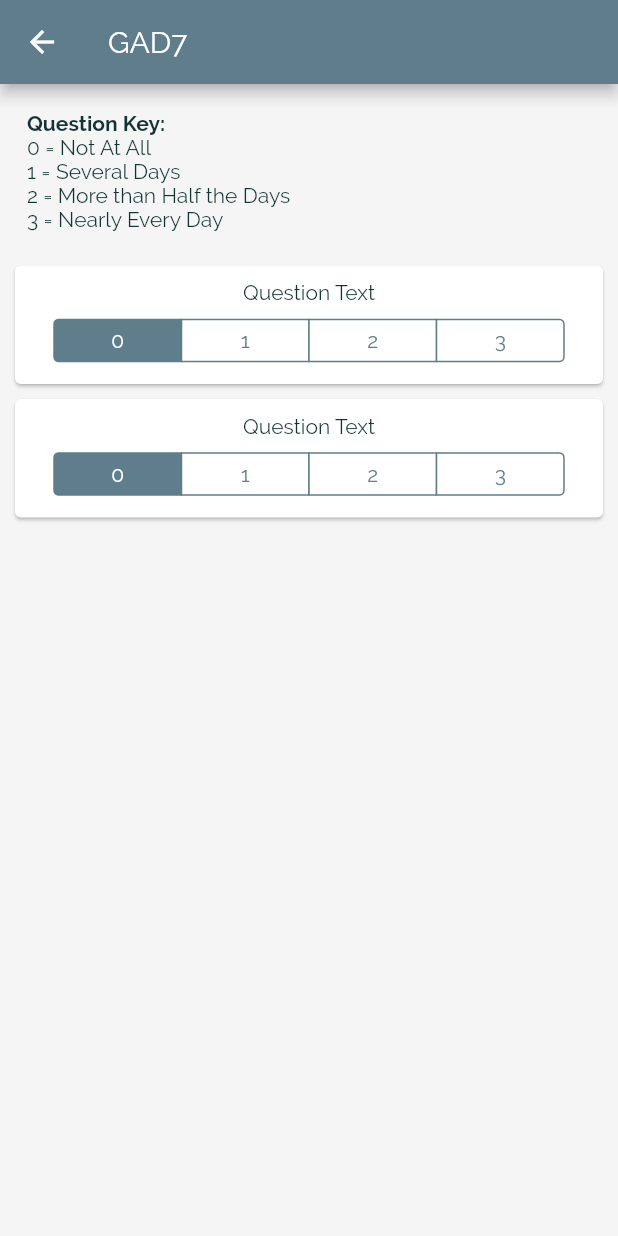
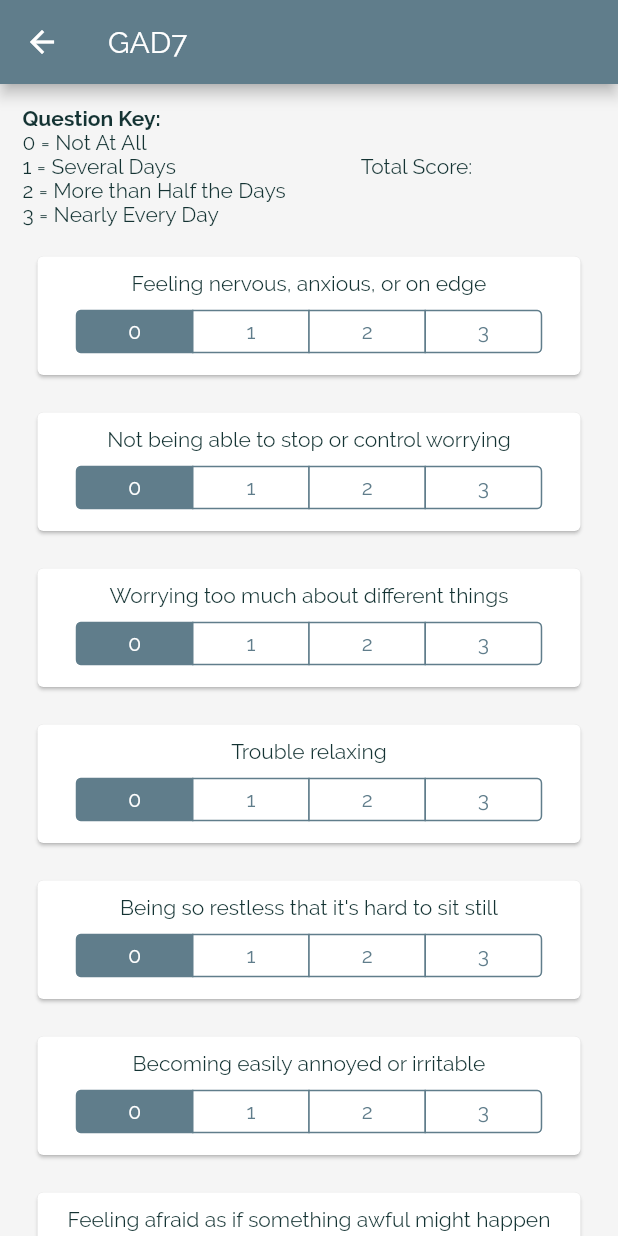
Before and after one commit to skoller/PsychStation, a Flutter app: the Gad7Screen screen opened by its route, on a phone screen of 412 x 824 dp. Run offline on Flutter 3.47's test engine with Material 2 defaults, Android fonts, the phone set to English and light mode, and no system bars.

Commit message:
gad7 questions change map, no total score function, not using gad7 model

```diff
--- /dev/null
+++ b/lib/Tools/Scales/Gad7/Gad7_question_list.dart
@@ -0,0 +1,28 @@
+import 'package:flutter/material.dart';
+import './Gad7_question_quant.dart';
+import 'package:flutter_complete_guide/models/Gad7.dart';
+
+
+class Gad7QuestionList extends StatelessWidget {
+List<Map<String, Object>> gad7;
+
+Gad7QuestionList(this.gad7);
+
+  @override
+  Widget build(BuildContext context) {
+    return Expanded(
+      flex: 1,
+      child: ListView(
+          children: <Widget>[
+            Gad7QuestionQuant(0, gad7),
+            Gad7QuestionQuant(1, gad7),
+            Gad7QuestionQuant(2, gad7),
+            Gad7QuestionQuant(3, gad7),
+            Gad7QuestionQuant(4, gad7),
+            Gad7QuestionQuant(5, gad7),
+            Gad7QuestionQuant(6, gad7),
+          ],
+      ),
+    );
+  }
+}
--- a/lib/Tools/Scales/Gad7/Gad7_question_quant.dart
+++ b/lib/Tools/Scales/Gad7/Gad7_question_quant.dart
@@ -1,130 +1,62 @@
 import 'package:flutter/material.dart';
+import 'package:flutter/cupertino.dart';
+import 'package:flutter_complete_guide/models/Gad7.dart';
 
-class Gad7QuestionQuant extends StatelessWidget {
+class Gad7QuestionQuant extends StatefulWidget {
+  int questionIndex;
+  List<Map<String, Object>> qANDa;
 
 
+  Gad7QuestionQuant(this.questionIndex, this.qANDa);
+
+  @override
+  _Gad7QuestionQuantState createState() => _Gad7QuestionQuantState();
+}
+
+class _Gad7QuestionQuantState extends State<Gad7QuestionQuant> {
+
+
+  final Map<int, Widget> answerOptions = const <int, Widget>{
+    0: Text('0'),
+    1: Text('1'),
+    2: Text('2'),
+    3: Text('3'),
+  };
 
   Widget build(BuildContext context) {
     return Container(
       width: double.infinity,
-      padding: EdgeInsets.only(left: 15, right: 15, top: 15),
-      child: Card(child: Text('test')),
+      padding: EdgeInsets.only(left: 15, right: 15, bottom: 15),
+      child: Card(
+              margin: EdgeInsets.symmetric(vertical: 5, horizontal: 10 ),
+              borderOnForeground: true,
+              child: Column(
+                children: <Widget>[
+                  Container(
+                    padding: EdgeInsets.symmetric(vertical: 10),
+                    child: Text(widget.qANDa[widget.questionIndex]['q'],),
+                  ),
+                  Container(
+                    width: double.infinity,
+                    padding: EdgeInsets.only(top: 0, bottom: 15, left: 10, right: 10),
+                    child: CupertinoSegmentedControl<int>(
+                      children: answerOptions,
+                      onValueChanged: (int value) => {
+                        setState(
+                          () {
+                            widget.qANDa[widget.questionIndex]['a'] = value;
+                            print(widget.qANDa);
+                          },
+                        ),
+                      },
+                      groupValue: widget.qANDa[widget.questionIndex]['a'],
+                      unselectedColor: Colors.white,
+                      selectedColor: Colors.blueGrey,
+                    ),
+                  ),
+                ],
+              ),
+            ),
     );
   }
 }
-
-// struct Gad7: View {
-
-//     @EnvironmentObject var scores: Scale_scores
-//     @EnvironmentObject var settings: UserSettings
-//     @State private var result: Result<MFMailComposeResult, Error>? = nil
-//     @State private var isShowingMailView = false
-//     @State private var alertNoMail = false
-//     @State private var def: Bool = false
-
-//     var body: some View {
-//             VStack {
-//                 HStack(alignment: .center) {
-//                     VStack {
-//                     Text("Total Score: \(self.scores.gad7_array.reduce(0, +))").font(.title).bold().padding(5)
-//                     .alignmentGuide(.leading) { d in d[.leading] }
-//                     Text(" \(gad7_screen_result(ans: self.scores.gad7_array.reduce(0, +)))")
-//                                                .font(.body).bold()
-//                                                .foregroundColor(Color.green)
-//                     }
-
-//                     Spacer()
-
-//                                            Button(action: { self.isShowingMailView.toggle()}) {
-//                                             Image(systemName: "paperplane").imageScale(.large)
-//                                             Text("Email Result ")
-//                                            }.padding(5).addBorder(Color.gray, width: 1, cornerRadius: 15).padding(3)
-//                                            .onTapGesture {MFMailComposeViewController.canSendMail() ? self.isShowingMailView.toggle() : self.alertNoMail.toggle()}
-//                                            .sheet(isPresented: $isShowingMailView) {Gad7MailView(result: self.$result).environmentObject(self.scores)}
-//                                            .alert(isPresented: self.$alertNoMail) {Alert(title: Text("NO MAIL APPLICATION CURRENTLY SETUP"))}
-
-//                     }
-
-//                 VStack {
-
-//                     Divider()
-//                     HStack {
-//                          Text("Question Key: ").font(.body)
-//                     VStack(alignment: .leading) {
-
-//                         Text("0 = Not At All").font(.body)
-//                         Text("1 = Several Days").font(.body)
-//                         Text("2 = More than Half the Days").font(.body)
-//                         Text("3 = Nearly Every Day").font(.body)
-//                     }
-//                     }
-
-//                     Divider()
-
-//                 }.modifier(DismissingKeyboard())
-
-//                ScrollView {
-//                     Gad7_row()
-//                     Gad7_row_finalQual()
-//                 }
-
-//             }.navigationBarTitle("GAD-7", displayMode: .inline)
-//         .navigationBarItems(trailing:
-//         Button("Clear") {
-//             let a = self.scores.gad7_array
-//             let z = a.map { reset_to_zero(in: $0)}
-//             self.scores.gad7_array = z
-//         })
-//     }
-// }
-
-// func gad7_screen_result(ans: Int) -> String {
-//     switch ans {
-//         case 0:
-//             return ""
-//         case 1:
-//             return ""
-//         case 2:
-//             return ""
-//         case 3:
-//             return ""
-//         case 4:
-//             return ""
-//         case 5:
-//             return "Mild Anxiety"
-//         case 6:
-//             return "Mild Anxiety"
-//         case 7:
-//             return "Mild Anxiety"
-//         case 8:
-//             return "Mild Anxiety"
-//         case 9:
-//             return "Mild Anxiety"
-//         case 10:
-//             return "Moderate Anxiety"
-//         case 11:
-//             return "Moderate Anxiety"
-//         case 12:
-//             return "Moderate Anxiety"
-//         case 13:
-//             return "Moderate Anxiety"
-//         case 14:
-//             return "Moderate Anxiety"
-//         case 15:
-//             return "Severe Anxiety"
-//         case 16:
-//             return "Severe Anxiety"
-//         case 17:
-//             return "Severe Anxiety"
-//         case 18:
-//             return "Severe Anxiety"
-//         case 19:
-//             return "Severe Anxiety"
-//         case 20:
-//             return "Severe Anxiety"
-//         case 21:
-//             return "Severe Anxiety"
-//         default:
-//             return "Error"
-//     }
-// }
--- a/lib/Tools/Scales/Gad7/Gad7_screen.dart
+++ b/lib/Tools/Scales/Gad7/Gad7_screen.dart
@@ -1,8 +1,8 @@
-import 'dart:ffi';
-
 import 'package:flutter/material.dart';
 import 'package:flutter/cupertino.dart';
 // import './Gad7_question_quant.dart';
+import './Gad7_question_list.dart';
+import 'package:flutter_complete_guide/models/Gad7.dart';
 
 class Gad7Screen extends StatefulWidget {
   @override
@@ -10,14 +10,32 @@ class Gad7Screen extends StatefulWidget {
 }
 
 class _Gad7ScreenState extends State<Gad7Screen> {
-  final Map<int, Widget> answerOptions = const <int, Widget>{
-    0: Text('0'),
-    1: Text('1'),
-    2: Text('2'),
-    3: Text('3'),
-  };
+  var gad7 = [ {"q": "Feeling nervous, anxious, or on edge", "a": 0},
+    {"q": "Not being able to stop or control worrying", "a": 0},
+    {"q": "Worrying too much about different things", "a": 0},
+    {"q": "Trouble relaxing", "a": 0},
+    {"q": "Being so restless that it's hard to sit still", "a": 0},
+    {"q": "Becoming easily annoyed or irritable", "a": 0},
+    {"q": "Feeling afraid as if something awful might happen", "a": 0}
+  ];
 
-  int qScore = 0;
+  // int _totalScoreGad7() {
+  //   setState(
+  //     () {
+  //       gad7model.totalScore = gad7model.questionScores.fold(0, (previousValue, currentValue) => previousValue + currentValue);
+  //     },
+  //   );
+  // }
+
+  // final GAD7qANDa = [
+  //   {"q": "Feeling nervous, anxious, or on edge", "a": 0},
+  //   {"q": "Not being able to stop or control worrying", "a": 0},
+  //   {"q": "Worrying too much about different things", "a": 0},
+  //   {"q": "Trouble relaxing", "a": 0},
+  //   {"q": "Being so restless that it's hard to sit still", "a": 0},
+  //   {"q": "Becoming easily annoyed or irritable", "a": 0},
+  //   {"q": "Feeling afraid as if something awful might happen", "a": 0}
+  // ];
 
   @override
   Widget build(BuildContext context) {
@@ -27,11 +45,15 @@ class _Gad7ScreenState extends State<Gad7Screen> {
       ),
       body: Container(
         child: Column(
+          mainAxisSize: MainAxisSize.min,
           children: <Widget>[
             Container(
               width: double.infinity,
-              padding: EdgeInsets.all(18),
-              child: Column(
+              padding:
+                  EdgeInsets.only(left: 15, right: 15, top: 15, bottom: 15),
+              child: Row(
+                children: <Widget>[
+                  Column(
                     crossAxisAlignment: CrossAxisAlignment.start,
                     children: [
                       Text("Question Key: ",
@@ -42,67 +64,14 @@ class _Gad7ScreenState extends State<Gad7Screen> {
                       Text("3 = Nearly Every Day"),
                     ],
                   ),
-            ),
-            Card(
-              margin: EdgeInsets.symmetric(vertical: 5, horizontal: 10 ),
-              borderOnForeground: true,
-              child: Column(
-                children: <Widget>[
                   Container(
-                    padding: EdgeInsets.symmetric(vertical: 10),
-                    child: Text('Question Text'),
-                  ),
-                  Container(
-                    width: double.infinity,
-                    padding: EdgeInsets.only(top: 0, bottom: 15, left: 10, right: 10),
-                    child: CupertinoSegmentedControl<int>(
-                      children: answerOptions,
-                      onValueChanged: (int value) => {
-                        setState(
-                          () {
-                            qScore = value;
-                            print(qScore);
-                          },
-                        ),
-                      },
-                      groupValue: qScore,
-                      unselectedColor: Colors.white,
-                      selectedColor: Colors.blueGrey,
-                    ),
+                    padding: EdgeInsets.only(left: 50),
+                    child: Text('Total Score: '),
                   ),
                 ],
               ),
             ),
-            Card(
-              margin: EdgeInsets.symmetric(vertical: 5, horizontal: 10 ),
-              borderOnForeground: true,
-              child: Column(
-                children: <Widget>[
-                  Container(
-                    padding: EdgeInsets.symmetric(vertical: 10),
-                    child: Text('Question Text'),
-                  ),
-                  Container(
-                    width: double.infinity,
-                    padding: EdgeInsets.only(top: 0, bottom: 15, left: 10, right: 10),
-                    child: CupertinoSegmentedControl<int>(
-                      children: answerOptions,
-                      onValueChanged: (int value) => {
-                        setState(
-                          () {
-                            qScore = value;
-                            print(qScore);
-                          },
-                        ),
-                      },
-                      groupValue: qScore,
-                      unselectedColor: Colors.white,
-                      selectedColor: Colors.blueGrey,
-                    ),
-                  ),
-                ],
-              ),
-            )
+            Gad7QuestionList(gad7),
           ],
         ),
       ),
@@ -111,5 +80,3 @@ class _Gad7ScreenState extends State<Gad7Screen> {
 }
 
 // (answer_options as List).map((opt) => Text((answer_options[opt]).toString())).toList()
-
-/// Gad7 and Gad7Q models in models folder
--- a/lib/Tools/Scales/Scales_list_screen.dart
+++ b/lib/Tools/Scales/Scales_list_screen.dart
@@ -17,7 +17,7 @@ class ScalesListScreen extends StatelessWidget {
   Widget build(BuildContext context) {
     return Scaffold(
       appBar: AppBar(
-        title: Text("Calculators"),
+        title: Text("Scales"),
       ),
       body: Container(
         child: Column(children: [
--- a/lib/main.dart
+++ b/lib/main.dart
@@ -19,6 +19,7 @@ import 'package:flutter/material.dart';
 void main() => runApp(MyApp());
 
 class MyApp extends StatelessWidget {
+
   @override
   Widget build(BuildContext context) {
     return MaterialApp(
--- a/lib/models/Gad7.dart
+++ b/lib/models/Gad7.dart
@@ -1,17 +1,26 @@
+
 class Gad7 {
-  String id;
-  List<Object> scaleItemsData;
-  int totalScore;
-  DateTime date;
-  String patientID;
-  String providerID;
+  final String id;
+  final List<String> questions = const [
+    "Feeling nervous, anxious, or on edge",
+    "Not being able to stop or control worrying",
+    "Worrying too much about different things",
+    "Trouble relaxing",
+    "Being so restless that it's hard to sit still",
+    "Becoming easily annoyed or irritable",
+    "Feeling afraid as if something awful might happen"
+  ];
+  List<int> questionScores = [0, 0, 0, 0, 0, 0, 0];
+  int totalScore = 0;
+  DateTime date = DateTime.now();
+  final String patientID;
+  final String providerID;
 
   Gad7(
       {this.id,
-      this.scaleItemsData,
+      this.questionScores,
       this.totalScore,
       this.date,
       this.patientID,
       this.providerID});
-
 }
```
Lines whose indentation alone changed are shown as unchanged.
